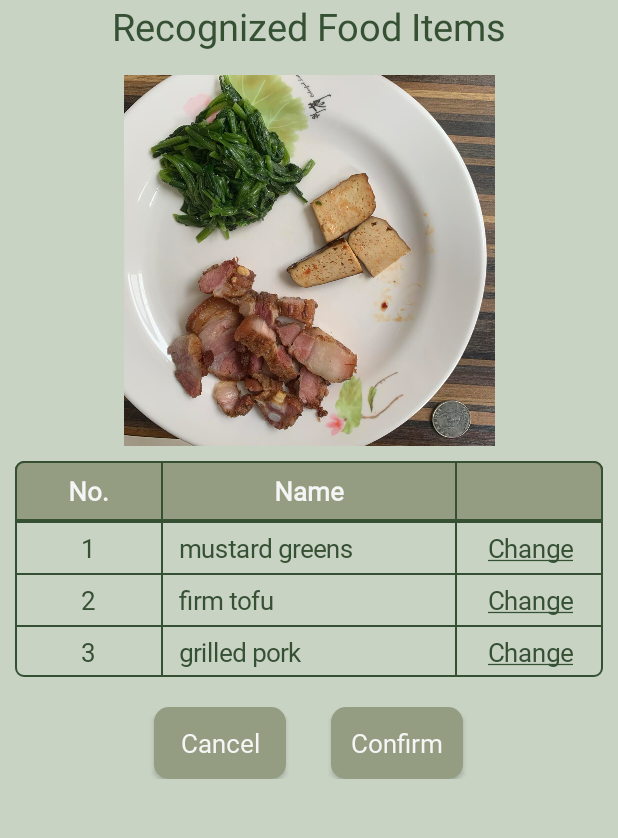
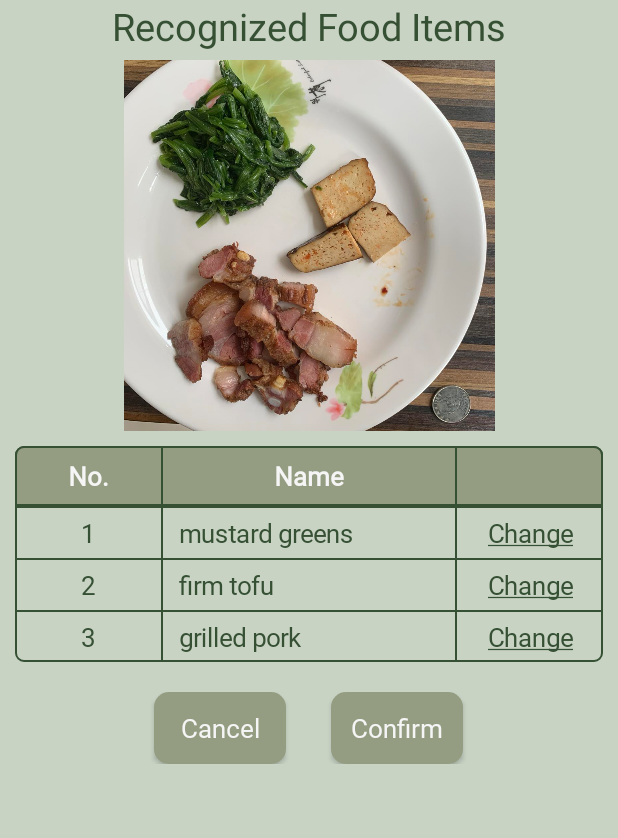
Before and after one commit to BT3X/DietAdvisor, an Android app: the RecognitionResult screen opened directly, with no data from a screen before it, on a phone screen of 412 x 824 dp, the part 185-1023 px from its top. Run offline under Robolectric (Android 15) with nearby library versions, the phone set to English and light mode, and no system bars; Roboto replaces fonts that are not available here.

Commit message:
adjust the padding of 1 view in recognition xml

```diff
--- a/app/src/main/res/layout/activity_recognition_result.xml
+++ b/app/src/main/res/layout/activity_recognition_result.xml
@@ -42,7 +42,7 @@
         android:text="@string/recognition_title"
         android:fontFamily="@font/lemon"
         android:textSize="25sp"
-        android:paddingBottom="15dp"
+        android:paddingBottom="5dp"
         />
 
     <ImageView
```
